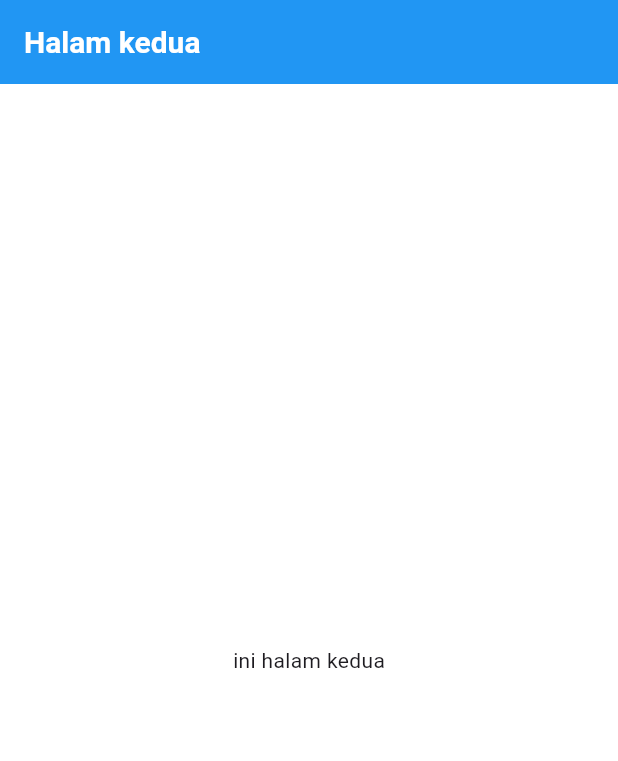
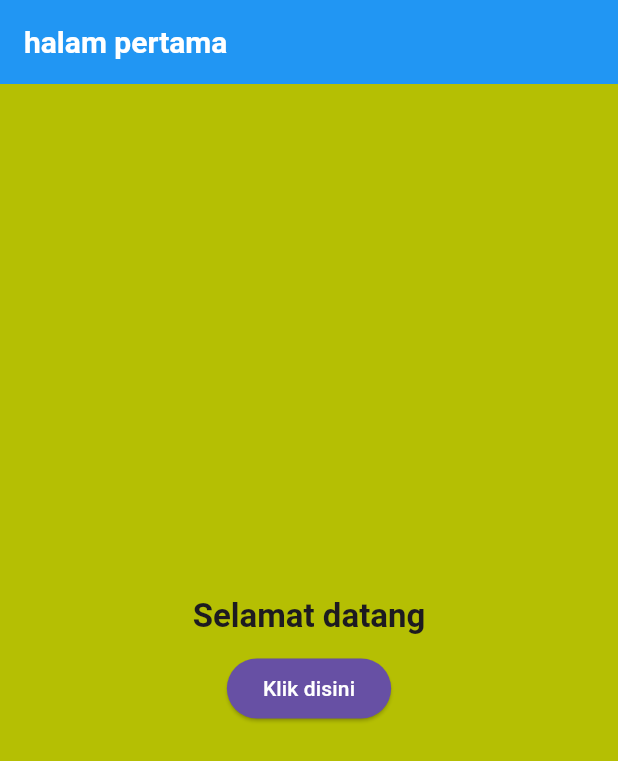
Before and after one commit to dimasbagas/flutter_mobile, a Flutter app: the screen it shows after launch, on a phone screen of 412 x 824 dp. Shown: the top 761 px of the screen. Run offline on Flutter 3.47's test engine with Material 3 defaults, Android fonts, the phone set to English and light mode, and no system bars.

Commit message:
perunahan background color

```diff
--- a/lib/SecondPage.dart
+++ /dev/null
@@ -1,17 +0,0 @@
-import 'package:flutter/material.dart';
-
-class Secondpage extends StatelessWidget {
-  const Secondpage({super.key});
-
-  @override
-  Widget build(BuildContext context) {
-    return Scaffold(
-      appBar: AppBar(
-        title: Text("Halam kedua"),
-      ),
-      body: Center(
-        child: Text("ini halam kedua"),
-      ),
-    );
-  }
-}
--- a/lib/main.dart
+++ b/lib/main.dart
@@ -1,5 +1,5 @@
 import 'package:flutter/material.dart';
-import 'SecondPage.dart';
+import 'second_page.dart';
 
 void main(){
   runApp(MyApp());
@@ -8,16 +8,14 @@ void main(){
 class MyApp extends StatelessWidget {
   const MyApp({super.key});
 
-
   @override
   Widget build(BuildContext context) {
     return MaterialApp(
-      // debugShowCheckedModeBanner: false,
-      title: "Halaman Pertama",
+      debugShowCheckedModeBanner: false,
+      title: "Navigasi FLutter",
       theme: ThemeData(
         primarySwatch: Colors.blue,
-        scaffoldBackgroundColor: Colors.white,
-        fontFamily: 'Roboto',
+        scaffoldBackgroundColor: const Color.fromARGB(255, 181, 191, 3),
         textTheme: TextTheme(
           bodyLarge: TextStyle(fontSize: 18, color: const Color.fromARGB(221, 0, 0, 0)),
           titleLarge: TextStyle(fontSize: 22, fontWeight: FontWeight.bold)
@@ -27,7 +25,42 @@ class MyApp extends StatelessWidget {
           titleTextStyle: TextStyle(fontSize: 20, fontWeight: FontWeight.bold)
         )
       ),
-      home: Secondpage(),
+      home: FirstPage(),
     );
   }
 }
+
+class FirstPage extends StatelessWidget {
+  const FirstPage({super.key});
+
+  @override
+  Widget build(BuildContext context) {
+    return Scaffold(
+      appBar: AppBar(title: Text("halam pertama")),
+      body: Center(
+        child: Column(
+          mainAxisAlignment: MainAxisAlignment.center,
+          children: [
+            Text("Selamat datang",
+            style: Theme.of(context).textTheme.titleLarge,
+            ),
+            SizedBox(height: 10),
+            ElevatedButton(
+              style: ElevatedButton.styleFrom(
+                backgroundColor: Theme.of(context).primaryColor,
+                foregroundColor: Colors.white,
+              ),
+              onPressed: () {
+                Navigator.push(
+                  context,
+                  MaterialPageRoute(builder: (context) => Secondpage()),
+                );
+              },
+              child: Text("Klik disini"),
+            )
+          ],
+        ),
+      ),
+    );
+  }
+}
```
Also changed, not shown: lib/second_page.dart (added, +34 -0 lines).
